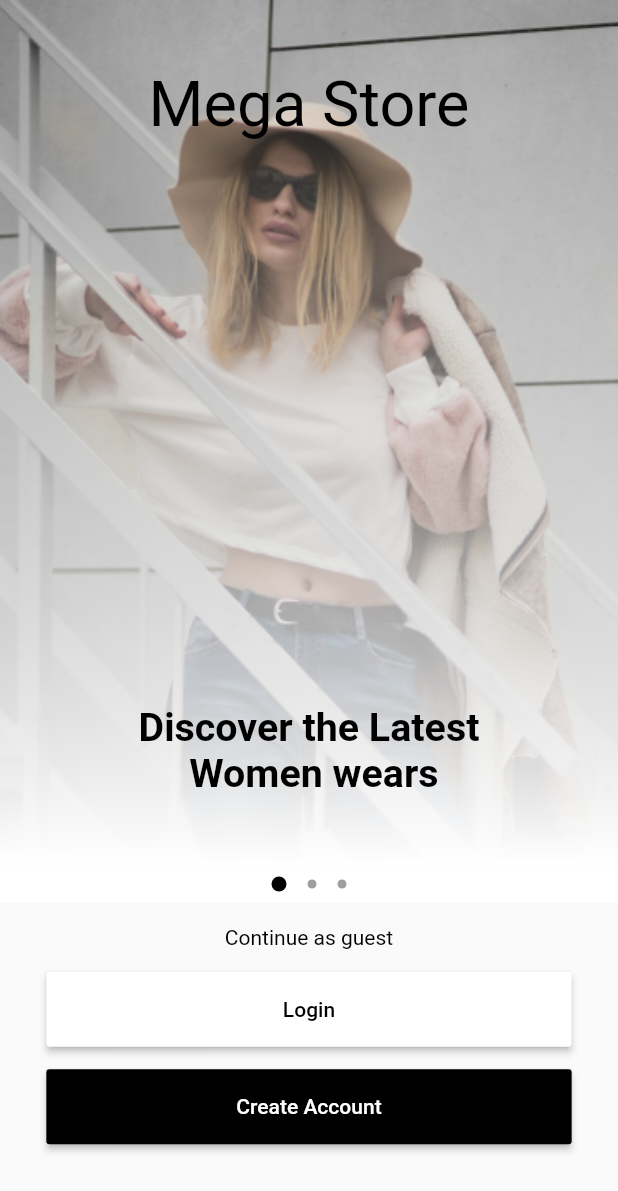
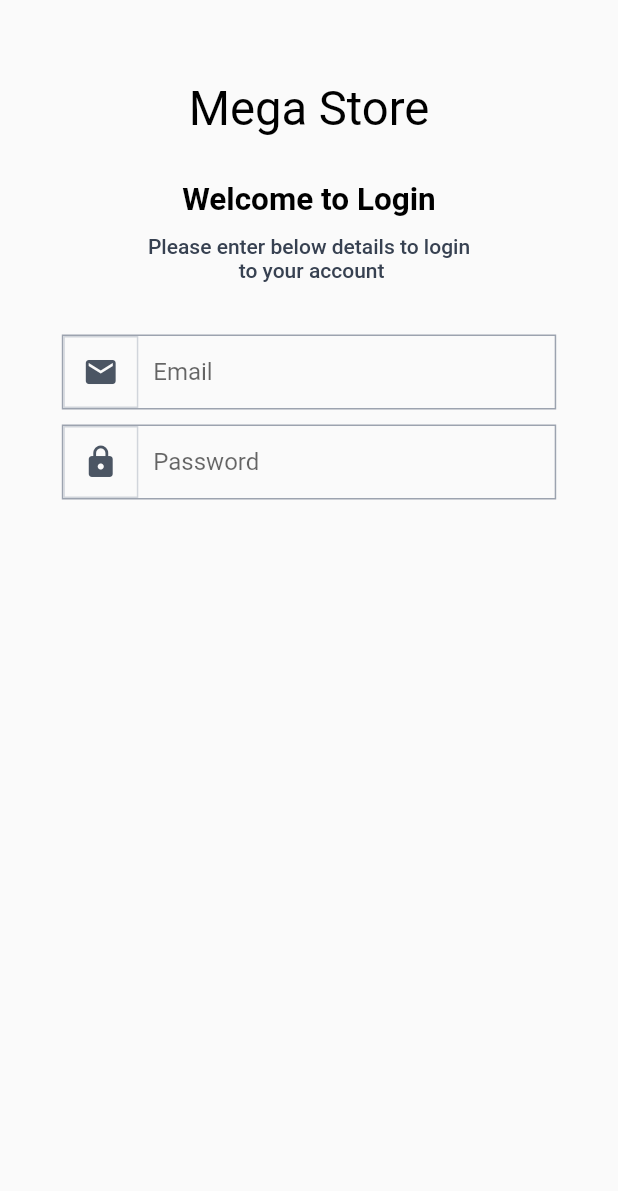
Before and after one commit to NayanPatil1998/mega_store_flutter, a Flutter app: the screen it shows after launch, after a tap on "Login", on a phone screen of 412 x 824 dp. Shown: the top 1191 px of the screen. Run offline on Flutter 3.47's test engine with Material 2 defaults, Android fonts, the phone set to English and light mode, and no system bars; drawn by our look-alikes of velocity_x.

Commit message:
LoginForm: halfly done

```diff
--- /dev/null
+++ b/lib/screens/Authscreens/Login.dart
@@ -0,0 +1,131 @@
+import 'package:flutter/material.dart';
+import 'package:velocity_x/velocity_x.dart';
+
+class LoginScreen extends StatefulWidget {
+  @override
+  _LoginScreenState createState() => _LoginScreenState();
+}
+
+class _LoginScreenState extends State<LoginScreen> {
+  @override
+  Widget build(BuildContext context) {
+    Size size = MediaQuery.of(context).size;
+    return Scaffold(
+      body: Container(
+        width: size.width,
+        child: VStack(
+          [
+            SizedBox(
+              height: 30,
+            ),
+            "Mega Store"
+                .text
+                .center
+                .xl4
+                // .textStyle(GoogleFonts.dmSerifText())
+                .black
+                .make()
+                .centered(),
+            SizedBox(
+              height: 30,
+            ),
+            VStack(
+              [
+                "Welcome to Login".text.center.bold.black.xl2.make().centered(),
+                SizedBox(
+                  height: 10,
+                ),
+                "Please enter below details to login \n to your account"
+                    .text
+                    .center
+                    .gray700
+                    .medium
+                    .make()
+                    .centered(),
+              ],
+            ),
+            VxBox(
+                    child: Form(
+              child: VStack(
+                [
+                  TextFieldWidget(
+                    size: size,
+                    hintText: "Email",
+                    secured: false,
+                    icon: Icons.email,
+                    onChanged: (value) => {},
+                  ),
+                  TextFieldWidget(
+                    size: size,
+                    hintText: "Password",
+                    secured: true,
+                    icon: Icons.lock,
+                    onChanged: (value) => {},
+                  )
+                ],
+              ),
+            ))
+                .width(size.width * 0.8)
+                .padding(EdgeInsets.symmetric(vertical: 10))
+                .margin(
+                  EdgeInsets.symmetric(vertical: 25),
+                )
+                .make()
+                .centered()
+          ],
+        ).py24(),
+      ),
+    );
+  }
+}
+
+class TextFieldWidget extends StatelessWidget {
+  const TextFieldWidget({
+    Key key,
+    this.size,
+    this.hintText,
+    this.icon,
+    this.secured,
+    this.onChanged,
+  }) : super(key: key);
+
+  final Size size;
+  final String hintText;
+  final IconData icon;
+  final bool secured;
+  final Function onChanged;
+
+  @override
+  Widget build(BuildContext context) {
+    return VxBox(
+      child: HStack(
+        [
+          VxBox(
+            child: Icon(
+              icon,
+              color: Vx.gray600,
+            ).centered(),
+          ).height(50).width(50).border(color: Vx.gray300).make(),
+          Expanded(
+            child: TextFormField(
+              obscureText: secured,
+              onChanged: onChanged,
+              cursorColor: Vx.gray800,
+              decoration: InputDecoration(
+                hintText: hintText,
+                border: InputBorder.none,
+                contentPadding: EdgeInsets.symmetric(horizontal: 10),
+                focusColor: Vx.gray800,
+              ),
+            ),
+          )
+        ],
+      ),
+    )
+        .border(color: Vx.gray400)
+        .height(50)
+        .width(size.width)
+        .margin(EdgeInsets.only(bottom: 10))
+        .make();
+  }
+}
--- a/lib/screens/IntroScreen.dart
+++ b/lib/screens/IntroScreen.dart
@@ -1,5 +1,6 @@
 import 'package:flutter/material.dart';
 import 'package:mega_store/Fixtures/IntroSlidesData.dart';
+import 'package:mega_store/screens/Authscreens/Login.dart';
 import 'package:mega_store/widgets/ButtonWidget.dart';
 import 'package:mega_store/widgets/IntroSlideTile.dart';
 import 'package:velocity_x/velocity_x.dart';
@@ -70,11 +71,27 @@ class _IntroScreenState extends State<IntroScreen> {
             height: 15,
           ),
           ButtonWidget(
+            onPressed: () {
+              Navigator.push(
+                context,
+                MaterialPageRoute(
+                  builder: (context) => LoginScreen(),
+                ),
+              );
+            },
             size: size,
             color: Colors.white,
             buttonText: "Login",
           ),
           ButtonWidget(
+            onPressed: () {
+              Navigator.push(
+                context,
+                MaterialPageRoute(
+                  builder: (context) => LoginScreen(),
+                ),
+              );
+            },
             size: size,
             color: Colors.black,
             buttonText: "Create Account",
--- a/lib/widgets/ButtonWidget.dart
+++ b/lib/widgets/ButtonWidget.dart
@@ -2,12 +2,14 @@ import "package:flutter/material.dart";
 import 'package:velocity_x/velocity_x.dart';
 
 class ButtonWidget extends StatelessWidget {
-  const ButtonWidget({Key key, this.size, this.buttonText, this.color})
+  const ButtonWidget(
+      {Key key, this.size, this.buttonText, this.color, this.onPressed})
       : super(key: key);
 
   final Size size;
   final String buttonText;
   final Color color;
+  final Function onPressed;
 
   @override
   Widget build(BuildContext context) {
@@ -25,7 +27,7 @@ class ButtonWidget extends StatelessWidget {
 
     return VxBox(
       child: MaterialButton(
-        onPressed: () {},
+        onPressed: onPressed,
         color: color,
         height: 50,
         child: buttonText.text
```
